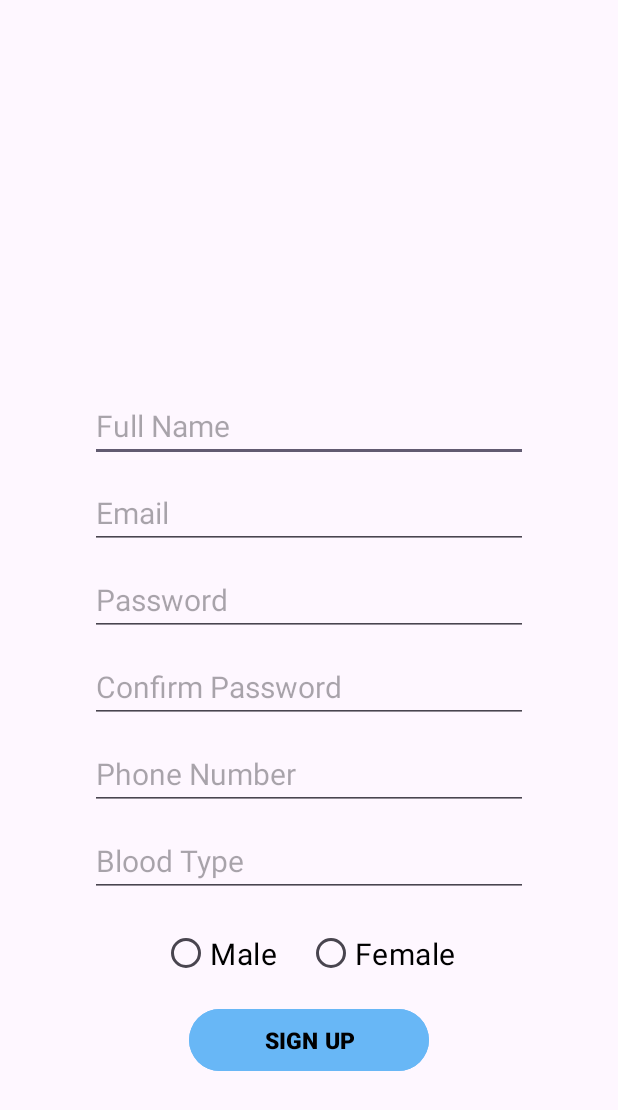
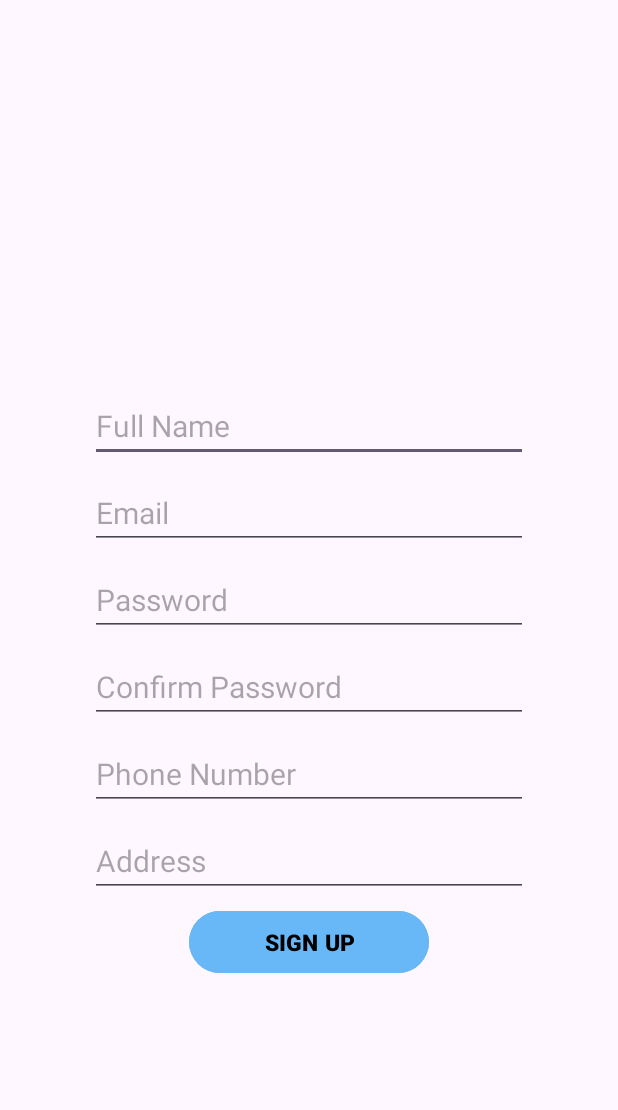
Before and after one commit to NafeesSadat/HungerLink_HackathonX, an Android app: the DonorSignUpActivity screen opened directly, with no data from a screen before it, on a phone screen of 412 x 824 dp. Shown: the top 1110 px of the screen. Run offline under Robolectric (Android 15) with nearby library versions, the light colour scheme and no system bars; our stand-ins replace Firebase (no records; nobody signed in at launch, a user with empty details on screens opened directly); 3 statements that could not run were skipped.

Commit message:
Edited Signup XML

```diff
--- a/app/src/main/res/layout/activity_signup.xml
+++ b/app/src/main/res/layout/activity_signup.xml
@@ -81,47 +81,47 @@
             android:inputType="phone" />
 
         <EditText
-            android:id="@+id/blood"
+            android:id="@+id/address"
             android:layout_width="match_parent"
             android:layout_height="wrap_content"
             android:layout_marginLeft="60sp"
             android:layout_marginTop="10sp"
             android:layout_marginRight="60sp"
             android:drawablePadding="15sp"
-            android:hint="Blood Type"
+            android:hint="Address"
             android:textSize="20sp"
             android:textColor="@color/black"
             android:inputType="text" />
 
-        <RadioGroup
-            android:layout_width="wrap_content"
-            android:layout_height="wrap_content"
-            android:id="@+id/radio"
-            android:layout_gravity="center"
-            android:layout_marginTop="10sp"
-            android:orientation="horizontal"
-            >
+<!--        <RadioGroup-->
+<!--            android:layout_width="wrap_content"-->
+<!--            android:layout_height="wrap_content"-->
+<!--            android:id="@+id/radio"-->
+<!--            android:layout_gravity="center"-->
+<!--            android:layout_marginTop="10sp"-->
+<!--            android:orientation="horizontal"-->
+<!--            >-->
 
-            <RadioButton
-                android:id="@+id/male"
-                android:layout_width="wrap_content"
-                android:layout_height="55dp"
-                android:text="Male"
-                android:layout_marginRight="20sp"
-                android:checked="false"
-                android:textSize="20sp"
-                android:textColor="@color/black" />
+<!--            <RadioButton-->
+<!--                android:id="@+id/male"-->
+<!--                android:layout_width="wrap_content"-->
+<!--                android:layout_height="55dp"-->
+<!--                android:text="Male"-->
+<!--                android:layout_marginRight="20sp"-->
+<!--                android:checked="false"-->
+<!--                android:textSize="20sp"-->
+<!--                android:textColor="@color/black" />-->
 
-            <RadioButton
-                android:id="@+id/female"
-                android:layout_width="wrap_content"
-                android:layout_height="55dp"
-                android:text="Female"
-                android:checked="false"
-                android:textSize="20sp"
-                android:textColor="@color/black" />
+<!--            <RadioButton-->
+<!--                android:id="@+id/female"-->
+<!--                android:layout_width="wrap_content"-->
+<!--                android:layout_height="55dp"-->
+<!--                android:text="Female"-->
+<!--                android:checked="false"-->
+<!--                android:textSize="20sp"-->
+<!--                android:textColor="@color/black" />-->
 
-        </RadioGroup>
+<!--        </RadioGroup>-->
 
 
         <Button
```
